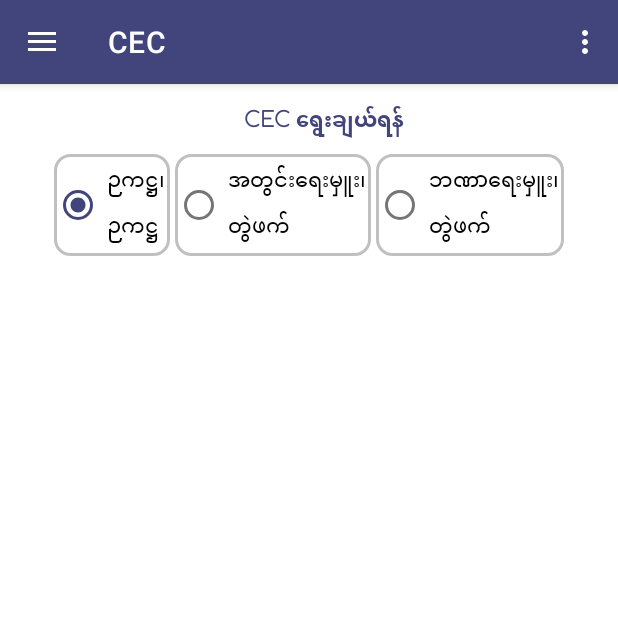
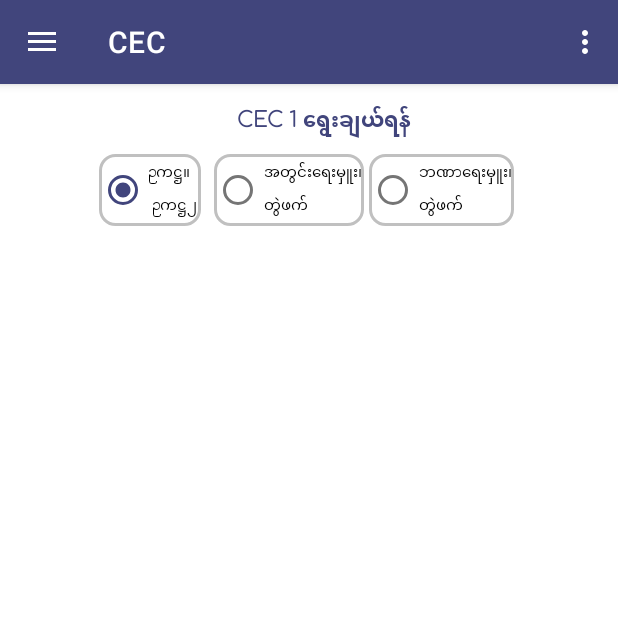
Before and after one commit to aungkyawhtwe1998/VotingApp, an Android app: the screen it shows after launch once a user with an empty profile is signed in (MainActivity), in the side drawer, after a tap on "CEC", on a phone screen of 412 x 824 dp, the top half of it. Run offline under Robolectric (Android 15) with nearby library versions, the phone set to English and light mode, and no system bars; our stand-ins replace Firebase (no records; nobody signed in at launch, a user with empty details on screens opened directly), navigation-ui; Roboto replaces fonts that are not available here; 1 statement that could not run was skipped.

```diff
--- a/app/src/main/java/com/akh/votingapp/MainActivity.java
+++ b/app/src/main/java/com/akh/votingapp/MainActivity.java
@@ -88,7 +88,7 @@ public class MainActivity extends AppCompatActivity {
             @Override
             public void onChanged(FirebaseUser firebaseUser) {
                 if(!firebaseUser.equals(null)){
-                    Toast.makeText(getApplicationContext(),firebaseUser.getEmail(),Toast.LENGTH_SHORT).show();
+//                    Toast.makeText(getApplicationContext(),firebaseUser.getEmail(),Toast.LENGTH_SHORT).show();
                     txt_email = navigationView.findViewById(R.id.txt_home_email);
                     txt_email.setText(firebaseUser.getEmail());
 //                    btn_logout.setEnabled(true);
--- a/app/src/main/java/com/akh/votingapp/Model/CEC.java
+++ b/app/src/main/java/com/akh/votingapp/Model/CEC.java
@@ -8,7 +8,8 @@ public class CEC implements Serializable {
     public CEC() {
     }
 
-    public CEC(String name, String department, String position, String email, String cec_position, String description, String imgUrl, int cecType) {
+    public CEC(String id, String name, String department, String position, String email, String cec_position, String description, String imgUrl, int cecType) {
+        this.id = id;
         this.name = name;
         this.department = department;
         this.position = position;
--- a/app/src/main/java/com/akh/votingapp/View/CEC/CECViewModel.java
+++ b/app/src/main/java/com/akh/votingapp/View/CEC/CECViewModel.java
@@ -29,7 +29,7 @@ public class CECViewModel extends AndroidViewModel {
     }*/
     public void insertVote(int votedPersonType, String votedPersonID, String votedDate)
     {
-        cecRepo.insertVote(votedPersonType, votedPersonID, votedDate);
+        cecRepo.insertVote(votedPersonType, votedPersonID,votedDate);
     }
 
     public MutableLiveData<ArrayList<CEC>> getCecMutableLiveData() {
--- a/app/src/main/java/com/akh/votingapp/View/adminDashBoard/Insert_CEC_Fragment.java
+++ b/app/src/main/java/com/akh/votingapp/View/adminDashBoard/Insert_CEC_Fragment.java
@@ -158,6 +158,8 @@ public class Insert_CEC_Fragment extends Fragment {
         String email = cec_email.getText().toString();
         String positionInCEC = spinner.getSelectedItem().toString();
         int cecType = spinner.getSelectedItemPosition();
+        String id = mDatabase.push().getKey();
+
         //TODO to get spinner index
         Toast.makeText(getContext(),cecType+"",Toast.LENGTH_SHORT).show();
         String description = cec_description.getText().toString();
@@ -182,10 +184,10 @@ public class Insert_CEC_Fragment extends Fragment {
                     if (task.isSuccessful()) {
                         Uri downloadUri = (Uri) task.getResult();
                         String mUri = downloadUri.toString();
-                        CEC cec = new CEC(name,department,positionInSchool,email,positionInCEC,description, mUri, cecType);
+                        CEC cec = new CEC(id,name,department,positionInSchool,email,positionInCEC,description, mUri, cecType);
                         cecViewModel.insertCECData(cec);
                         pd.dismiss();
-                        ;
+
                     } else {
                         Toast.makeText(getContext(), "Failed", Toast.LENGTH_SHORT).show();
                         pd.dismiss();
--- a/app/src/main/res/layout/cec_items.xml
+++ b/app/src/main/res/layout/cec_items.xml
@@ -69,6 +69,7 @@
                     android:layout_width="match_parent"
                     android:layout_height="wrap_content"
                     android:text="Vote"
+                    android:hapticFeedbackEnabled="true"
                     android:layout_gravity="bottom"/>
             </LinearLayout>
         </LinearLayout>
--- a/app/src/main/res/layout/fragment_cec.xml
+++ b/app/src/main/res/layout/fragment_cec.xml
@@ -8,26 +8,28 @@
     tools:context=".View.CEC.CECFragment">
 
     <TextView
+        android:layout_marginBottom="5dp"
         android:id="@+id/text_gallery"
         android:layout_width="match_parent"
         android:layout_height="wrap_content"
         android:layout_marginTop="10dp"
         android:layout_marginStart="20dp"
         android:fontFamily="@font/comfortaa_light"
-        android:text="CEC ရွေးချယ်ရန်"
+        android:text="CEC 1 ရွေးချယ်ရန်"
         android:textAlignment="center"
         android:textColor="@color/teal_700"
         android:textStyle="bold"/>
 
     <RadioGroup
         android:id="@+id/rdb_cec_group"
-        android:padding="5dp"
         android:layout_width="match_parent"
         android:layout_height="wrap_content"
         android:gravity="center_horizontal"
         android:orientation="horizontal">
         <RadioButton
-            android:padding="3dp"
+            android:hapticFeedbackEnabled="true"
+            android:textSize="10sp"
+            android:layout_marginRight="5dp"
             android:focusable="true"
             android:clickable="true"
             android:checked="true"
@@ -35,8 +37,11 @@
             android:id="@+id/rdb_ceo"
             android:layout_width="wrap_content"
             android:layout_height="wrap_content"
-            android:text="ဉကဋ္ဌ၊\nဉကဋ္ဌ"/>
+            android:text="ဉကဋ္ဌ။\n ဉကဋ္ဌ၂ "/>
         <RadioButton
+            android:hapticFeedbackEnabled="true"
+            android:textSize="10sp"
+            android:layout_marginRight="3dp"
             android:id="@+id/rdb_internal"
             android:layout_width="wrap_content"
             android:layout_height="wrap_content"
@@ -45,10 +50,13 @@
             android:background="@drawable/input_corner"
             android:clickable="true"
             android:focusable="true"
-            android:padding="3dp"
+            android:padding="1dp"
             android:text="အတွင်းရေးမှူး၊\nတွဲဖက်"/>
         <RadioButton
-            android:padding="3dp"
+            android:hapticFeedbackEnabled="true"
+            android:textSize="10sp"
+            android:layout_marginRight="3dp"
+            android:padding="1dp"
             android:focusable="true"
             android:clickable="true"
             android:background="@drawable/input_corner"
```
Also changed, not shown: app/src/main/java/com/akh/votingapp/Repo/CECRepo.java (+7 -0 lines), app/src/main/java/com/akh/votingapp/View/CEC/CECFragment.java (+29 -11 lines), app/src/main/java/com/akh/votingapp/View/CEC/VoteInfo.java (+57 -2 lines), app/src/main/res/layout/information_items.xml (+15 -12 lines).
